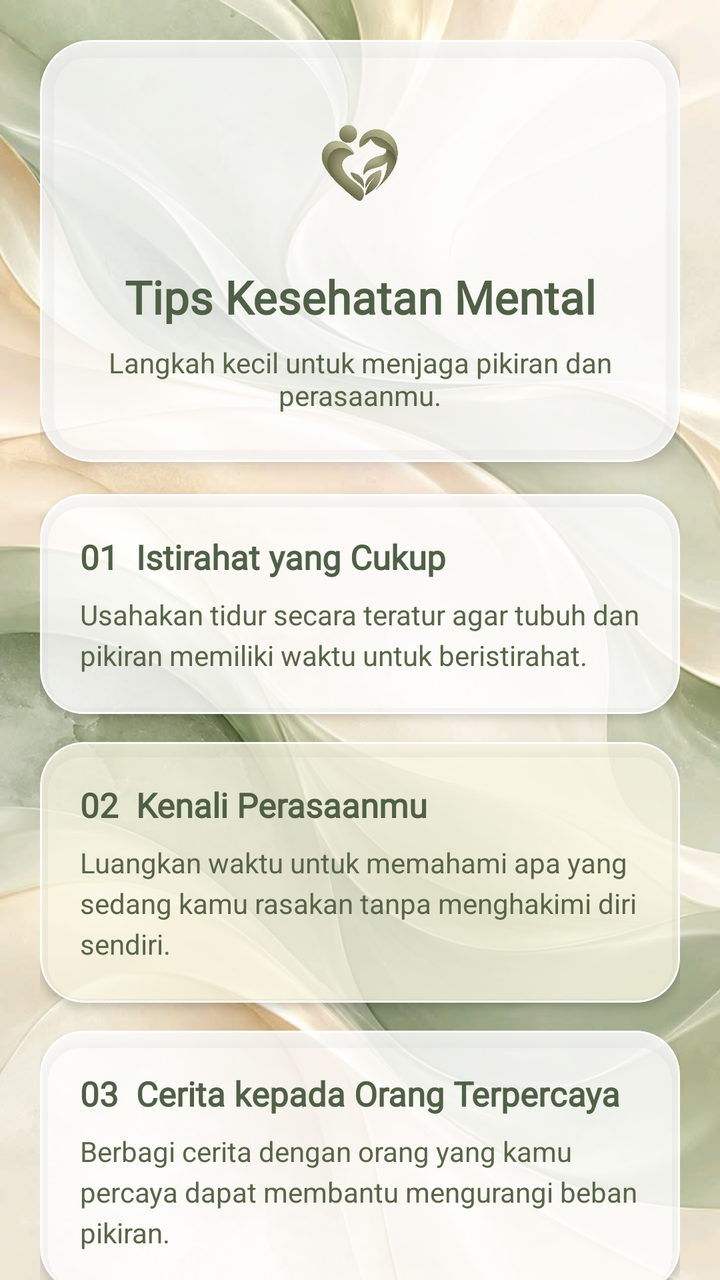
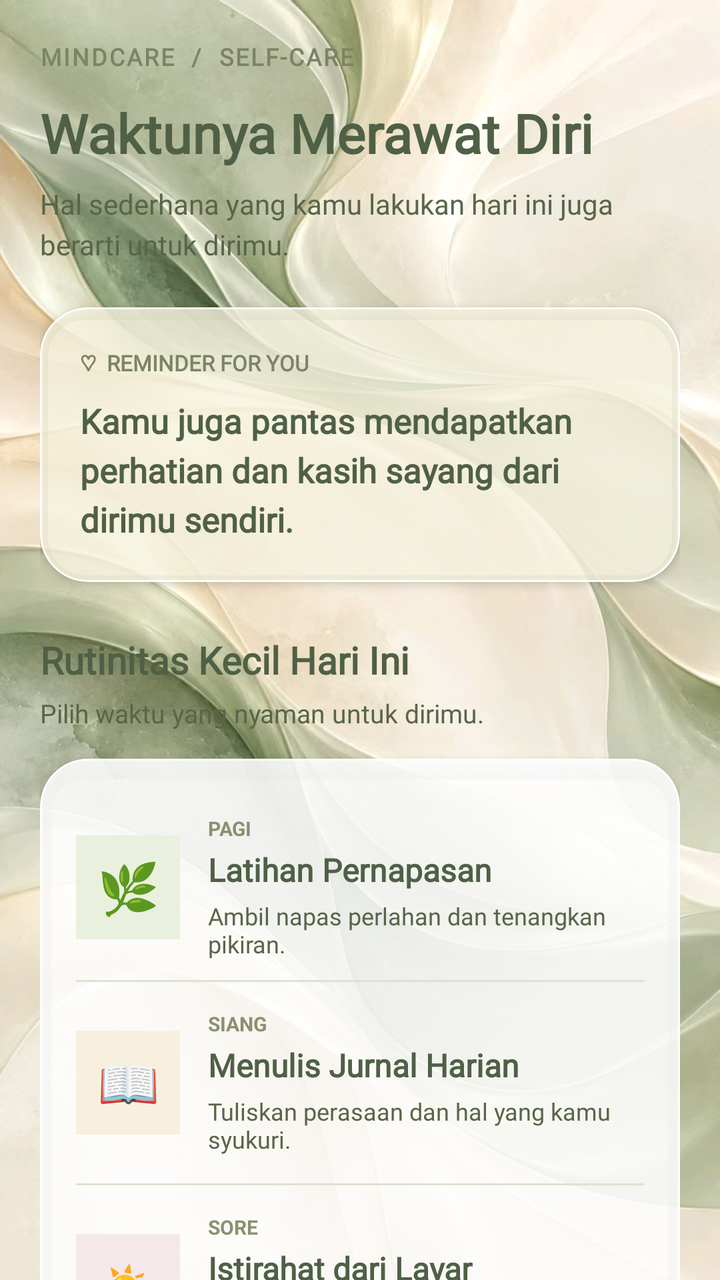

Two renders of the same Android screen: before a commit and after it. Below are the layout's source before the change and the commit's diff.
<!-- AndroidManifest.xml: application theme Theme.Nadini_3TIB -->
<!-- res/layout/fragment_dua.xml -->
<?xml version="1.0" encoding="utf-8"?>
<FrameLayout
    xmlns:android="http://schemas.android.com/apk/res/android"
    xmlns:app="http://schemas.android.com/apk/res-auto"
    android:layout_width="match_parent"
    android:layout_height="match_parent">

    <ImageView
        android:layout_width="match_parent"
        android:layout_height="match_parent"
        android:scaleType="centerCrop"
        android:src="@drawable/pp2"
        android:contentDescription="Wallpaper MindCare" />

    <androidx.core.widget.NestedScrollView
        android:layout_width="match_parent"
        android:layout_height="match_parent"
        android:fillViewport="true">

        <LinearLayout
            android:layout_width="match_parent"
            android:layout_height="wrap_content"
            android:orientation="vertical"
            android:padding="20dp">

            <com.google.android.material.card.MaterialCardView
                android:layout_width="match_parent"
                android:layout_height="wrap_content"
                app:cardBackgroundColor="#CFFFFFFF"
                app:cardCornerRadius="26dp"
                app:cardElevation="5dp"
                app:strokeColor="#E6FFFFFF"
                app:strokeWidth="1dp">

                <LinearLayout
                    android:layout_width="match_parent"
                    android:layout_height="wrap_content"
                    android:orientation="vertical"
                    android:gravity="center"
                    android:padding="24dp">

                    <ImageView
                        android:layout_width="75dp"
                        android:layout_height="75dp"
                        android:src="@drawable/logoapp"
                        android:contentDescription="Logo MindCare" />

                    <TextView
                        android:layout_width="match_parent"
                        android:layout_height="wrap_content"
                        android:layout_marginTop="14dp"
                        android:fontFamily="@font/font1"
                        android:gravity="center"
                        android:text="Tips Kesehatan Mental"
                        android:textColor="#4F6046"
                        android:textSize="23sp"
                        android:textStyle="bold" />

                    <TextView
                        android:layout_width="match_parent"
                        android:layout_height="wrap_content"
                        android:layout_marginTop="8dp"
                        android:gravity="center"
                        android:text="Langkah kecil untuk menjaga pikiran dan perasaanmu."
                        android:textColor="#596548"
                        android:textSize="14sp" />

                </LinearLayout>

            </com.google.android.material.card.MaterialCardView>

            <com.google.android.material.card.MaterialCardView
                android:layout_width="match_parent"
                android:layout_height="wrap_content"
                android:layout_marginTop="16dp"
                app:cardBackgroundColor="#CFFFFFFF"
                app:cardCornerRadius="22dp"
                app:cardElevation="3dp"
                app:strokeColor="#E6FFFFFF"
                app:strokeWidth="1dp">

                <LinearLayout
                    android:layout_width="match_parent"
                    android:layout_height="wrap_content"
                    android:orientation="vertical"
                    android:padding="20dp">

                    <TextView
                        android:layout_width="match_parent"
                        android:layout_height="wrap_content"
                        android:fontFamily="@font/font1"
                        android:text="01  Istirahat yang Cukup"
                        android:textColor="#4F6046"
                        android:textSize="17sp"
                        android:textStyle="bold" />

                    <TextView
                        android:layout_width="match_parent"
                        android:layout_height="wrap_content"
                        android:layout_marginTop="8dp"
                        android:lineSpacingExtra="4dp"
                        android:text="Usahakan tidur secara teratur agar tubuh dan pikiran memiliki waktu untuk beristirahat."
                        android:textColor="#596548"
                        android:textSize="14sp" />

                </LinearLayout>

            </com.google.android.material.card.MaterialCardView>

            <com.google.android.material.card.MaterialCardView
                android:layout_width="match_parent"
                android:layout_height="wrap_content"
                android:layout_marginTop="14dp"
                app:cardBackgroundColor="#CCF8F6E1"
                app:cardCornerRadius="22dp"
                app:cardElevation="3dp"
                app:strokeColor="#E6FFFFFF"
                app:strokeWidth="1dp">

                <LinearLayout
                    android:layout_width="match_parent"
                    android:layout_height="wrap_content"
                    android:orientation="vertical"
                    android:padding="20dp">

                    <TextView
                        android:layout_width="match_parent"
                        android:layout_height="wrap_content"
                        android:fontFamily="@font/font1"
                        android:text="02  Kenali Perasaanmu"
                        android:textColor="#4F6046"
                        android:textSize="17sp"
                        android:textStyle="bold" />

                    <TextView
                        android:layout_width="match_parent"
                        android:layout_height="wrap_content"
                        android:layout_marginTop="8dp"
                        android:lineSpacingExtra="4dp"
                        android:text="Luangkan waktu untuk memahami apa yang sedang kamu rasakan tanpa menghakimi diri sendiri."
                        android:textColor="#596548"
                        android:textSize="14sp" />

                </LinearLayout>

            </com.google.android.material.card.MaterialCardView>

            <com.google.android.material.card.MaterialCardView
                android:layout_width="match_parent"
                android:layout_height="wrap_content"
                android:layout_marginTop="14dp"
                app:cardBackgroundColor="#CFFFFFFF"
                app:cardCornerRadius="22dp"
                app:cardElevation="3dp"
                app:strokeColor="#E6FFFFFF"
                app:strokeWidth="1dp">

                <LinearLayout
                    android:layout_width="match_parent"
                    android:layout_height="wrap_content"
                    android:orientation="vertical"
                    android:padding="20dp">

                    <TextView
                        android:layout_width="match_parent"
                        android:layout_height="wrap_content"
                        android:fontFamily="@font/font1"
                        android:text="03  Cerita kepada Orang Terpercaya"
                        android:textColor="#4F6046"
                        android:textSize="17sp"
                        android:textStyle="bold" />

                    <TextView
                        android:layout_width="match_parent"
                        android:layout_height="wrap_content"
                        android:layout_marginTop="8dp"
                        android:lineSpacingExtra="4dp"
                        android:text="Berbagi cerita dengan orang yang kamu percaya dapat membantu mengurangi beban pikiran."
                        android:textColor="#596548"
                        android:textSize="14sp" />

                </LinearLayout>

            </com.google.android.material.card.MaterialCardView>

            <com.google.android.material.card.MaterialCardView
                android:layout_width="match_parent"
                android:layout_height="wrap_content"
                android:layout_marginTop="14dp"
                app:cardBackgroundColor="#CCF8F6E1"
                app:cardCornerRadius="22dp"
                app:cardElevation="3dp"
                app:strokeColor="#E6FFFFFF"
                app:strokeWidth="1dp">

                <LinearLayout
                    android:layout_width="match_parent"
                    android:layout_height="wrap_content"
                    android:orientation="vertical"
                    android:padding="20dp">

                    <TextView
                        android:layout_width="match_parent"
                        android:layout_height="wrap_content"
                        android:fontFamily="@font/font1"
                        android:text="04  Luangkan Waktu untuk Diri Sendiri"
                        android:textColor="#4F6046"
                        android:textSize="17sp"
                        android:textStyle="bold" />

                    <TextView
                        android:layout_width="match_parent"
                        android:layout_height="wrap_content"
                        android:layout_marginTop="8dp"
                        android:lineSpacingExtra="4dp"
                        android:text="Lakukan aktivitas yang kamu sukai, seperti membaca, mendengarkan musik, atau berjalan santai."
                        android:textColor="#596548"
                        android:textSize="14sp" />

                </LinearLayout>

            </com.google.android.material.card.MaterialCardView>

            <TextView
                android:layout_width="match_parent"
                android:layout_height="wrap_content"
                android:layout_marginTop="24dp"
                android:gravity="center"
                android:fontFamily="@font/font1"
                android:text="MindCare • Your Mind Matters"
                android:textColor="#4F6046"
                android:textSize="13sp"
                android:textStyle="bold" />

        </LinearLayout>

    </androidx.core.widget.NestedScrollView>

</FrameLayout>
<!-- resources referenced by this layout -->
<resources>
  <!-- drawable logoapp: png bitmap (drawable, 359094 bytes) -->
  <!-- drawable pp2: jpg bitmap (drawable, 66113 bytes) -->
  <style name="Theme.Nadini_3TIB" parent="Base.Theme.Nadini_3TIB" />
  <style name="Base.Theme.Nadini_3TIB" parent="Theme.Material3.DayNight.NoActionBar">
      </style>
</resources>

<!-- the commit's change to res/layout/fragment_dua.xml (unified diff, before → after) -->
@@ -5,6 +5,7 @@
     android:layout_width="match_parent"
     android:layout_height="match_parent">
 
+    
     <ImageView
         android:layout_width="match_parent"
         android:layout_height="match_parent"
@@ -23,58 +24,44 @@
             android:orientation="vertical"
             android:padding="20dp">
 
+            
+            <TextView
+                android:layout_width="wrap_content"
+                android:layout_height="wrap_content"
+                android:text="MINDCARE  /  SELF-CARE"
+                android:textColor="#7C8466"
+                android:textSize="12sp"
+                android:textStyle="bold"
+                android:letterSpacing="0.08"
+                android:fontFamily="@font/font1" />
+
+            <TextView
+                android:layout_width="match_parent"
+                android:layout_height="wrap_content"
+                android:layout_marginTop="12dp"
+                android:text="Waktunya Merawat Diri"
+                android:textColor="#4F6046"
+                android:textSize="27sp"
+                android:textStyle="bold"
+                android:fontFamily="@font/font1" />
+
+            <TextView
+                android:layout_width="match_parent"
+                android:layout_height="wrap_content"
+                android:layout_marginTop="8dp"
+                android:layout_marginBottom="22dp"
+                android:text="Hal sederhana yang kamu lakukan hari ini juga berarti untuk dirimu."
+                android:textColor="#596548"
+                android:textSize="14sp"
+                android:lineSpacingExtra="4dp"
+                android:fontFamily="@font/font1" />
+
+            
             <com.google.android.material.card.MaterialCardView
                 android:layout_width="match_parent"
                 android:layout_height="wrap_content"
-                app:cardBackgroundColor="#CFFFFFFF"
-                app:cardCornerRadius="26dp"
-                app:cardElevation="5dp"
-                app:strokeColor="#E6FFFFFF"
-                app:strokeWidth="1dp">
-
-                <LinearLayout
-                    android:layout_width="match_parent"
-                    android:layout_height="wrap_content"
-                    android:orientation="vertical"
-                    android:gravity="center"
-                    android:padding="24dp">
-
-                    <ImageView
-                        android:layout_width="75dp"
-                        android:layout_height="75dp"
-                        android:src="@drawable/logoapp"
-                        android:contentDescription="Logo MindCare" />
-
-                    <TextView
-                        android:layout_width="match_parent"
-                        android:layout_height="wrap_content"
-                        android:layout_marginTop="14dp"
-                        android:fontFamily="@font/font1"
-                        android:gravity="center"
-                        android:text="Tips Kesehatan Mental"
-                        android:textColor="#4F6046"
-                        android:textSize="23sp"
-                        android:textStyle="bold" />
-
-                    <TextView
-                        android:layout_width="match_parent"
-                        android:layout_height="wrap_content"
-                        android:layout_marginTop="8dp"
-                        android:gravity="center"
-                        android:text="Langkah kecil untuk menjaga pikiran dan perasaanmu."
-                        android:textColor="#596548"
-                        android:textSize="14sp" />
-
-                </LinearLayout>
-
-            </com.google.android.material.card.MaterialCardView>
-
-            <com.google.android.material.card.MaterialCardView
-                android:layout_width="match_parent"
-                android:layout_height="wrap_content"
-                android:layout_marginTop="16dp"
-                app:cardBackgroundColor="#CFFFFFFF"
-                app:cardCornerRadius="22dp"
+                app:cardBackgroundColor="#CCF8F6E1"
+                app:cardCornerRadius="24dp"
                 app:cardElevation="3dp"
                 app:strokeColor="#E6FFFFFF"
                 app:strokeWidth="1dp">
@@ -86,34 +73,57 @@
                     android:padding="20dp">
 
                     <TextView
-                        android:layout_width="match_parent"
-                        android:layout_height="wrap_content"
-                        android:fontFamily="@font/font1"
-                        android:text="01  Istirahat yang Cukup"
+                        android:layout_width="wrap_content"
+                        android:layout_height="wrap_content"
+                        android:text="♡  REMINDER FOR YOU"
+                        android:textColor="#7C8466"
+                        android:textSize="11sp"
+                        android:textStyle="bold"
+                        android:fontFamily="@font/font1" />
+
+                    <TextView
+                        android:layout_width="match_parent"
+                        android:layout_height="wrap_content"
+                        android:layout_marginTop="10dp"
+                        android:text="Kamu juga pantas mendapatkan perhatian dan kasih sayang dari dirimu sendiri."
                         android:textColor="#4F6046"
                         android:textSize="17sp"
-                        android:textStyle="bold" />
-
-                    <TextView
-                        android:layout_width="match_parent"
-                        android:layout_height="wrap_content"
-                        android:layout_marginTop="8dp"
-                        android:lineSpacingExtra="4dp"
-                        android:text="Usahakan tidur secara teratur agar tubuh dan pikiran memiliki waktu untuk beristirahat."
-                        android:textColor="#596548"
-                        android:textSize="14sp" />
+                        android:textStyle="bold"
+                        android:lineSpacingExtra="5dp"
+                        android:fontFamily="@font/font1" />
 
                 </LinearLayout>
 
             </com.google.android.material.card.MaterialCardView>
 
+            
+            <TextView
+                android:layout_width="match_parent"
+                android:layout_height="wrap_content"
+                android:layout_marginTop="26dp"
+                android:text="Rutinitas Kecil Hari Ini"
+                android:textColor="#4F6046"
+                android:textSize="19sp"
+                android:textStyle="bold"
+                android:fontFamily="@font/font1" />
+
+            <TextView
+                android:layout_width="match_parent"
+                android:layout_height="wrap_content"
+                android:layout_marginTop="5dp"
+                android:layout_marginBottom="14dp"
+                android:text="Pilih waktu yang nyaman untuk dirimu."
+                android:textColor="#596548"
+                android:textSize="13sp"
+                android:fontFamily="@font/font1" />
+
+            
             <com.google.android.material.card.MaterialCardView
                 android:layout_width="match_parent"
                 android:layout_height="wrap_content"
-                android:layout_marginTop="14dp"
-                app:cardBackgroundColor="#CCF8F6E1"
-                app:cardCornerRadius="22dp"
-                app:cardElevation="3dp"
+                app:cardBackgroundColor="#DFFFFFFF"
+                app:cardCornerRadius="24dp"
+                app:cardElevation="4dp"
                 app:strokeColor="#E6FFFFFF"
                 app:strokeWidth="1dp">
 
@@ -121,116 +131,247 @@
                     android:layout_width="match_parent"
                     android:layout_height="wrap_content"
                     android:orientation="vertical"
-                    android:padding="20dp">
-
-                    <TextView
-                        android:layout_width="match_parent"
-                        android:layout_height="wrap_content"
-                        android:fontFamily="@font/font1"
-                        android:text="02  Kenali Perasaanmu"
-                        android:textColor="#4F6046"
-                        android:textSize="17sp"
-                        android:textStyle="bold" />
-
-                    <TextView
-                        android:layout_width="match_parent"
-                        android:layout_height="wrap_content"
-                        android:layout_marginTop="8dp"
-                        android:lineSpacingExtra="4dp"
-                        android:text="Luangkan waktu untuk memahami apa yang sedang kamu rasakan tanpa menghakimi diri sendiri."
-                        android:textColor="#596548"
-                        android:textSize="14sp" />
+                    android:padding="18dp">
+
+                    
+                    <LinearLayout
+                        android:layout_width="match_parent"
+                        android:layout_height="wrap_content"
+                        android:gravity="center_vertical"
+                        android:orientation="horizontal"
+                        android:paddingVertical="10dp">
+
+                        <TextView
+                            android:layout_width="52dp"
+                            android:layout_height="52dp"
+                            android:gravity="center"
+                            android:text="🌿"
+                            android:textSize="25sp"
+                            android:background="#EAF0DE" />
+
+                        <LinearLayout
+                            android:layout_width="0dp"
+                            android:layout_height="wrap_content"
+                            android:layout_marginStart="14dp"
+                            android:layout_weight="1"
+                            android:orientation="vertical">
+
+                            <TextView
+                                android:layout_width="wrap_content"
+                                android:layout_height="wrap_content"
+                                android:text="PAGI"
+                                android:textColor="#89916E"
+                                android:textSize="10sp"
+                                android:textStyle="bold" />
+
+                            <TextView
+                                android:layout_width="match_parent"
+                                android:layout_height="wrap_content"
+                                android:layout_marginTop="3dp"
+                                android:text="Latihan Pernapasan"
+                                android:textColor="#4F6046"
+                                android:textSize="16sp"
+                                android:textStyle="bold"
+                                android:fontFamily="@font/font1" />
+
+                            <TextView
+                                android:layout_width="match_parent"
+                                android:layout_height="wrap_content"
+                                android:layout_marginTop="4dp"
+                                android:text="Ambil napas perlahan dan tenangkan pikiran."
+                                android:textColor="#596548"
+                                android:textSize="12sp"
+                                android:fontFamily="@font/font1" />
+                        </LinearLayout>
+                    </LinearLayout>
+
+                    <View
+                        android:layout_width="match_parent"
+                        android:layout_height="1dp"
+                        android:background="#DDE2D1" />
+
+                    
+                    <LinearLayout
+                        android:layout_width="match_parent"
+                        android:layout_height="wrap_content"
+                        android:gravity="center_vertical"
+                        android:orientation="horizontal"
+                        android:paddingVertical="14dp">
+
+                        <TextView
+                            android:layout_width="52dp"
+                            android:layout_height="52dp"
+                            android:gravity="center"
+                            android:text="📖"
+                            android:textSize="25sp"
+                            android:background="#F8F0DF" />
+
+                        <LinearLayout
+                            android:layout_width="0dp"
+                            android:layout_height="wrap_content"
+                            android:layout_marginStart="14dp"
+                            android:layout_weight="1"
+                            android:orientation="vertical">
+
+                            <TextView
+                                android:layout_width="wrap_content"
+                                android:layout_height="wrap_content"
+                                android:text="SIANG"
+                                android:textColor="#89916E"
+                                android:textSize="10sp"
+                                android:textStyle="bold" />
+
+                            <TextView
+                                android:layout_width="match_parent"
+                                android:layout_height="wrap_content"
+                                android:layout_marginTop="3dp"
+                                android:text="Menulis Jurnal Harian"
+                                android:textColor="#4F6046"
+                                android:textSize="16sp"
+                                android:textStyle="bold"
+                                android:fontFamily="@font/font1" />
+
+                            <TextView
+                                android:layout_width="match_parent"
+                                android:layout_height="wrap_content"
+                                android:layout_marginTop="4dp"
+                                android:text="Tuliskan perasaan dan hal yang kamu syukuri."
+                                android:textColor="#596548"
+                                android:textSize="12sp"
+                                android:fontFamily="@font/font1" />
+                        </LinearLayout>
+                    </LinearLayout>
+
+                    <View
+                        android:layout_width="match_parent"
+                        android:layout_height="1dp"
+                        android:background="#DDE2D1" />
+
+                    
+                    <LinearLayout
+                        android:layout_width="match_parent"
+                        android:layout_height="wrap_content"
+                        android:gravity="center_vertical"
+                        android:orientation="horizontal"
+                        android:paddingVertical="14dp">
+
+                        <TextView
+                            android:layout_width="52dp"
+                            android:layout_height="52dp"
+                            android:gravity="center"
+                            android:text="🌤️"
+                            android:textSize="25sp"
+                            android:background="#F4E8EA" />
+
+                        <LinearLayout
+                            android:layout_width="0dp"
+                            android:layout_height="wrap_content"
+                            android:layout_marginStart="14dp"
+                            android:layout_weight="1"
+                            android:orientation="vertical">
+
+                            <TextView
+                                android:layout_width="wrap_content"
+                                android:layout_height="wrap_content"
+                                android:text="SORE"
+                                android:textColor="#89916E"
+                                android:textSize="10sp"
+                                android:textStyle="bold" />
+
+                            <TextView
+                                android:layout_width="match_parent"
+                                android:layout_height="wrap_content"
+                                android:layout_marginTop="3dp"
+                                android:text="Istirahat dari Layar"
+                                android:textColor="#4F6046"
+                                android:textSize="16sp"
+                                android:textStyle="bold"
+                                android:fontFamily="@font/font1" />
+
+                            <TextView
+                                android:layout_width="match_parent"
+                                android:layout_height="wrap_content"
+                                android:layout_marginTop="4dp"
+                                android:text="Jauhkan ponsel sejenak dan nikmati sekitar."
+                                android:textColor="#596548"
+                                android:textSize="12sp"
+                                android:fontFamily="@font/font1" />
+                        </LinearLayout>
+                    </LinearLayout>
+
+                    <View
+                        android:layout_width="match_parent"
+                        android:layout_height="1dp"
+                        android:background="#DDE2D1" />
+
+                    
+                    <LinearLayout
+                        android:layout_width="match_parent"
+                        android:layout_height="wrap_content"
+                        android:gravity="center_vertical"
+                        android:orientation="horizontal"
+                        android:paddingVertical="14dp">
+
+                        <TextView
+                            android:layout_width="52dp"
+                            android:layout_height="52dp"
+                            android:gravity="center"
+                            android:text="🌙"
+                            android:textSize="25sp"
+                            android:background="#EAE8F2" />
+
+                        <LinearLayout
+                            android:layout_width="0dp"
+                            android:layout_height="wrap_content"
+                            android:layout_marginStart="14dp"
+                            android:layout_weight="1"
+                            android:orientation="vertical">
+
+                            <TextView
+                                android:layout_width="wrap_content"
+                                android:layout_height="wrap_content"
+                                android:text="MALAM"
+                                android:textColor="#89916E"
+                                android:textSize="10sp"
+                                android:textStyle="bold" />
+
+                            <TextView
+                                android:layout_width="match_parent"
+                                android:layout_height="wrap_content"
+                                android:layout_marginTop="3dp"
+                                android:text="Lakukan Hal Menyenangkan"
+                                android:textColor="#4F6046"
+                                android:textSize="16sp"
+                                android:textStyle="bold"
+                                android:fontFamily="@font/font1" />
+
+                            <TextView
+                                android:layout_width="match_parent"
+                                android:layout_height="wrap_content"
+                                android:layout_marginTop="4dp"
+                                android:text="Nikmati hobi atau dengarkan musik favorit."
+                                android:textColor="#596548"
+                                android:textSize="12sp"
+                                android:fontFamily="@font/font1" />
+                        </LinearLayout>
+                    </LinearLayout>
 
                 </LinearLayout>
 
             </com.google.android.material.card.MaterialCardView>
 
-            <com.google.android.material.card.MaterialCardView
-                android:layout_width="match_parent"
-                android:layout_height="wrap_content"
-                android:layout_marginTop="14dp"
-                app:cardBackgroundColor="#CFFFFFFF"
-                app:cardCornerRadius="22dp"
-                app:cardElevation="3dp"
-                app:strokeColor="#E6FFFFFF"
-                app:strokeWidth="1dp">
-
-                <LinearLayout
-                    android:layout_width="match_parent"
-                    android:layout_height="wrap_content"
-                    android:orientation="vertical"
-                    android:padding="20dp">
-
-                    <TextView
-                        android:layout_width="match_parent"
-                        android:layout_height="wrap_content"
-                        android:fontFamily="@font/font1"
-                        android:text="03  Cerita kepada Orang Terpercaya"
-                        android:textColor="#4F6046"
-                        android:textSize="17sp"
-                        android:textStyle="bold" />
-
-                    <TextView
-                        android:layout_width="match_parent"
-                        android:layout_height="wrap_content"
-                        android:layout_marginTop="8dp"
-                        android:lineSpacingExtra="4dp"
-                        android:text="Berbagi cerita dengan orang yang kamu percaya dapat membantu mengurangi beban pikiran."
-                        android:textColor="#596548"
-                        android:textSize="14sp" />
-
-                </LinearLayout>
-
-            </com.google.android.material.card.MaterialCardView>
-
-            <com.google.android.material.card.MaterialCardView
-                android:layout_width="match_parent"
-                android:layout_height="wrap_content"
-                android:layout_marginTop="14dp"
-                app:cardBackgroundColor="#CCF8F6E1"
-                app:cardCornerRadius="22dp"
-                app:cardElevation="3dp"
-                app:strokeColor="#E6FFFFFF"
-                app:strokeWidth="1dp">
-
-                <LinearLayout
-                    android:layout_width="match_parent"
-                    android:layout_height="wrap_content"
-                    android:orientation="vertical"
-                    android:padding="20dp">
-
-                    <TextView
-                        android:layout_width="match_parent"
-                        android:layout_height="wrap_content"
-                        android:fontFamily="@font/font1"
-                        android:text="04  Luangkan Waktu untuk Diri Sendiri"
-                        android:textColor="#4F6046"
-                        android:textSize="17sp"
-                        android:textStyle="bold" />
-
-                    <TextView
-                        android:layout_width="match_parent"
-                        android:layout_height="wrap_content"
-                        android:layout_marginTop="8dp"
-                        android:lineSpacingExtra="4dp"
-                        android:text="Lakukan aktivitas yang kamu sukai, seperti membaca, mendengarkan musik, atau berjalan santai."
-                        android:textColor="#596548"
-                        android:textSize="14sp" />
-
-                </LinearLayout>
-
-            </com.google.android.material.card.MaterialCardView>
-
-            <TextView
-                android:layout_width="match_parent"
-                android:layout_height="wrap_content"
-                android:layout_marginTop="24dp"
+            
+            <TextView
+                android:layout_width="match_parent"
+                android:layout_height="wrap_content"
+                android:layout_marginTop="22dp"
+                android:layout_marginBottom="20dp"
                 android:gravity="center"
-                android:fontFamily="@font/font1"
-                android:text="MindCare • Your Mind Matters"
-                android:textColor="#4F6046"
+                android:text="Mulai dari hal kecil, lakukan dengan penuh kasih. ♡"
+                android:textColor="#596548"
                 android:textSize="13sp"
-                android:textStyle="bold" />
+                android:textStyle="italic"
+                android:fontFamily="@font/font1" />
 
         </LinearLayout>
 
<!-- resource entries referenced after the edit -->
@@ -1,6 +1,5 @@
 <!-- resources referenced by this layout -->
 <resources>
-  <!-- drawable logoapp: png bitmap (drawable, 359094 bytes) -->
   <!-- drawable pp2: jpg bitmap (drawable, 66113 bytes) -->
   <style name="Theme.Nadini_3TIB" parent="Base.Theme.Nadini_3TIB" />
   <style name="Base.Theme.Nadini_3TIB" parent="Theme.Material3.DayNight.NoActionBar">
